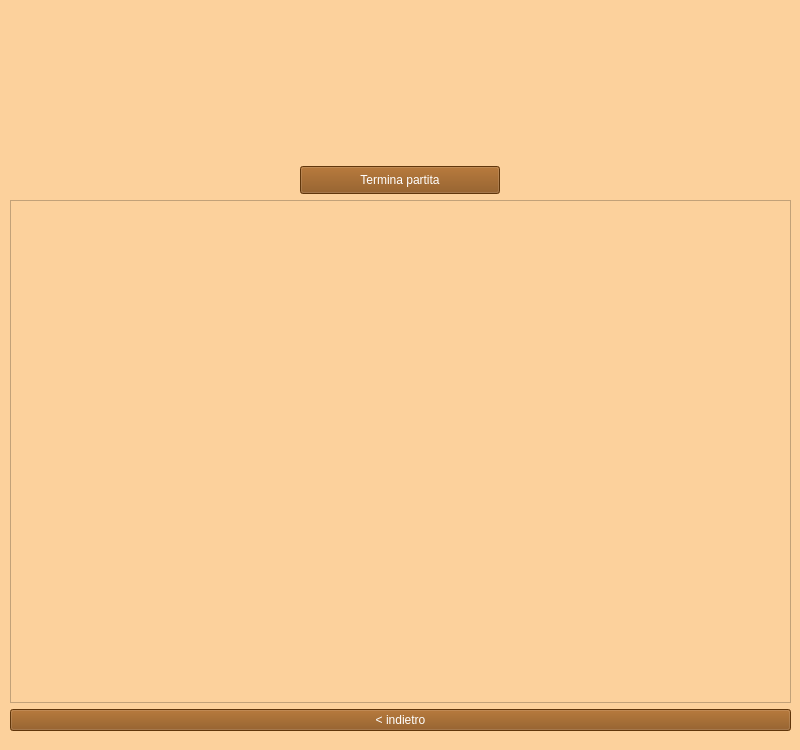
Above: Partita/view/listaPartite.ui from ManuelMarrone/GestioneBowling before the change. Below: the same form after it.
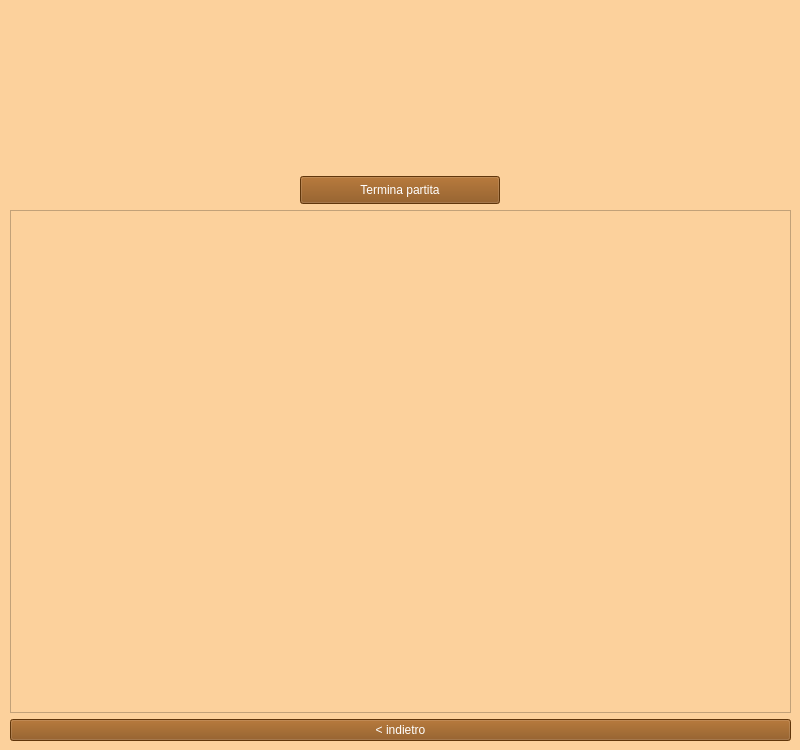
That is the form after the change. Icons and pictures are not drawn.

```diff
--- a/Partita/view/listaPartite.ui
+++ b/Partita/view/listaPartite.ui
@@ -32,7 +32,7 @@
    <property name="geometry">
     <rect>
      <x>10</x>
-     <y>10</y>
+     <y>20</y>
      <width>781</width>
      <height>721</height>
     </rect>
@@ -68,15 +68,9 @@
      </layout>
     </item>
     <item>
-     <layout class="QHBoxLayout" name="horizontalLayout_9">
+     <layout class="QVBoxLayout" name="verticalLayout">
       <item>
-       <layout class="QHBoxLayout" name="horizontalLayout_10">
-        <item>
-         <layout class="QVBoxLayout" name="verticalLayout_8">
-          <item>
-           <layout class="QVBoxLayout" name="verticalLayout_9">
-            <item>
-             <layout class="QHBoxLayout" name="horizontalLayout_11">
+       <layout class="QHBoxLayout" name="horizontalLayout">
               <item>
                <widget class="QPushButton" name="terminaButton">
                 <property name="minimumSize">
@@ -102,17 +96,9 @@
               </item>
              </layout>
             </item>
-           </layout>
-          </item>
           <item>
            <widget class="QListWidget" name="partiteList"/>
           </item>
-         </layout>
-        </item>
-       </layout>
-      </item>
-     </layout>
-    </item>
     <item>
      <widget class="QPushButton" name="indietroButton_2">
       <property name="styleSheet">
@@ -124,8 +110,7 @@
       </property>
      </widget>
     </item>
-    <item>
-     <layout class="QHBoxLayout" name="horizontalLayout_12"/>
+     </layout>
     </item>
    </layout>
   </widget>
```
Left out of the diff: 2 changed lines with no effect on the pictures. Lines whose indentation alone changed are shown as unchanged.
